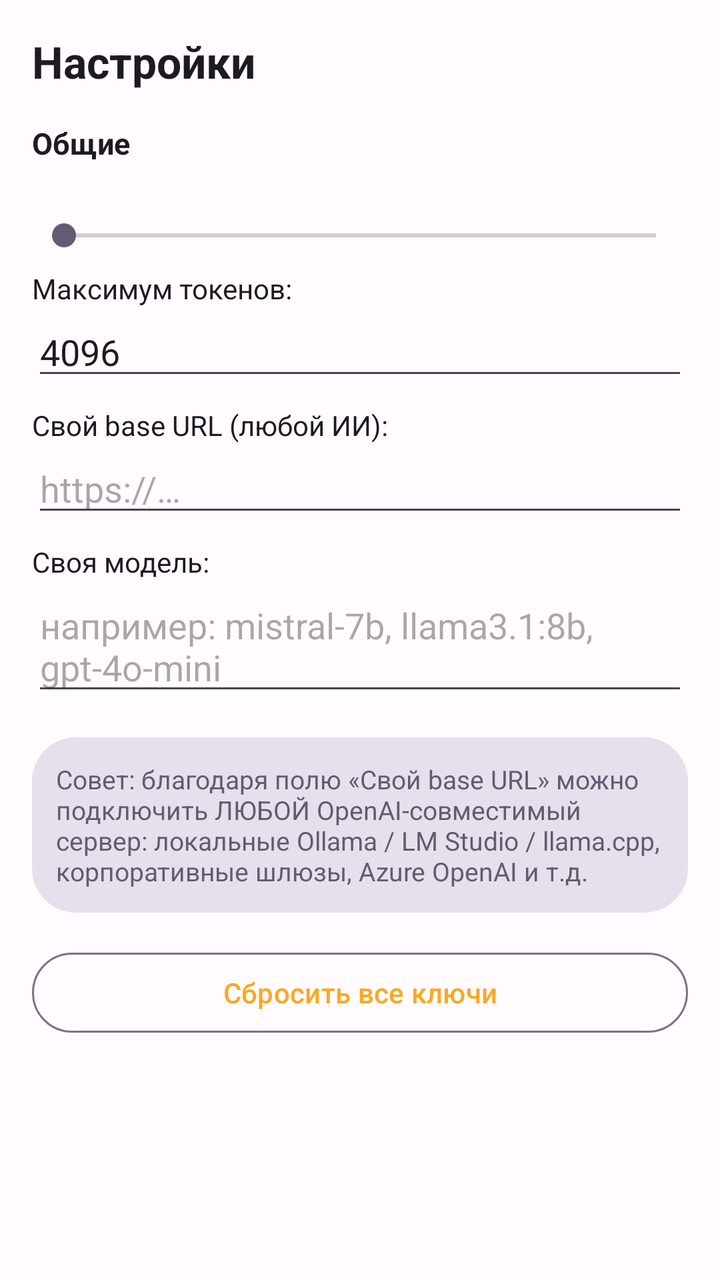
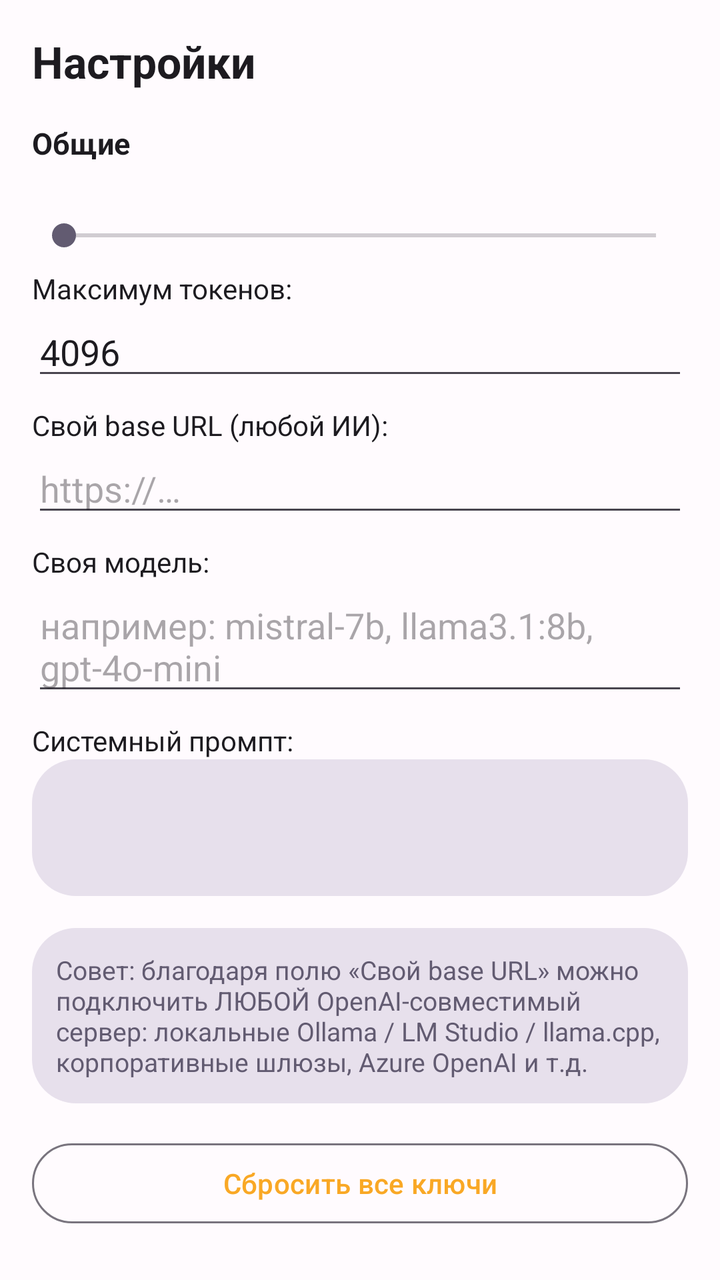

An Android layout rendered at two revisions. The XML below is the earlier revision; the diff shows what the commit changed to produce the second picture.
<!-- AndroidManifest.xml: application theme Theme.DevAIStudio -->
<!-- res/layout/fragment_settings.xml -->
<?xml version="1.0" encoding="utf-8"?>
<ScrollView xmlns:android="http://schemas.android.com/apk/res/android"
    android:layout_width="match_parent"
    android:layout_height="match_parent"
    android:fillViewport="true">

    <LinearLayout
        android:layout_width="match_parent"
        android:layout_height="wrap_content"
        android:orientation="vertical"
        android:padding="16dp">

        <TextView
            android:layout_width="match_parent"
            android:layout_height="wrap_content"
            android:text="@string/settings_title"
            android:textColor="@color/on_surface"
            android:textSize="22sp"
            android:textStyle="bold" />

        <TextView
            android:layout_width="match_parent"
            android:layout_height="wrap_content"
            android:layout_marginTop="16dp"
            android:text="@string/settings_general"
            android:textColor="@color/on_surface"
            android:textSize="15sp"
            android:textStyle="bold" />

        <TextView
            android:id="@+id/temperature_label"
            android:layout_width="match_parent"
            android:layout_height="wrap_content"
            android:layout_marginTop="8dp"
            android:textColor="@color/secondary"
            android:textSize="14sp" />

        <SeekBar
            android:id="@+id/temperature_bar"
            android:layout_width="match_parent"
            android:layout_height="wrap_content"
            android:max="20" />

        <TextView
            android:layout_width="match_parent"
            android:layout_height="wrap_content"
            android:layout_marginTop="8dp"
            android:text="@string/settings_max_tokens"
            android:textColor="@color/on_surface"
            android:textSize="14sp" />

        <EditText
            android:id="@+id/max_tokens_input"
            android:layout_width="match_parent"
            android:layout_height="wrap_content"
            android:inputType="number"
            android:text="4096"
            android:textColor="@color/on_surface" />

        <TextView
            android:layout_width="match_parent"
            android:layout_height="wrap_content"
            android:layout_marginTop="8dp"
            android:text="@string/settings_custom_base"
            android:textColor="@color/on_surface"
            android:textSize="14sp" />

        <EditText
            android:id="@+id/custom_base_input"
            android:layout_width="match_parent"
            android:layout_height="wrap_content"
            android:hint="https://…"
            android:inputType="textUri"
            android:textColor="@color/on_surface" />

        <TextView
            android:layout_width="match_parent"
            android:layout_height="wrap_content"
            android:layout_marginTop="8dp"
            android:text="@string/settings_custom_model"
            android:textColor="@color/on_surface"
            android:textSize="14sp" />

        <EditText
            android:id="@+id/custom_model_input"
            android:layout_width="match_parent"
            android:layout_height="wrap_content"
            android:hint="например: mistral-7b, llama3.1:8b, gpt-4o-mini"
            android:textColor="@color/on_surface" />

        <TextView
            android:layout_width="match_parent"
            android:layout_height="wrap_content"
            android:layout_marginTop="16dp"
            android:padding="12dp"
            android:background="@drawable/bg_input"
            android:text="@string/settings_about"
            android:textColor="@color/secondary"
            android:textSize="13sp" />

        <com.google.android.material.button.MaterialButton
            android:id="@+id/btn_clear_keys"
            style="@style/Widget.Material3.Button.OutlinedButton"
            android:layout_width="match_parent"
            android:layout_height="wrap_content"
            android:layout_marginTop="16dp"
            android:text="@string/settings_clear_all"
            android:textColor="@color/badge_paid" />

    </LinearLayout>

</ScrollView>
<!-- resources referenced by this layout -->
<resources>
  <color name="badge_paid">#F9A825</color>
  <color name="on_surface">#1D1B20</color>
  <color name="secondary">#625B71</color>
  <!-- drawable bg_input (drawable) -->
  <?xml version="1.0" encoding="utf-8"?>
  <shape xmlns:android="http://schemas.android.com/apk/res/android" android:shape="rectangle">
      <solid android:color="@color/surface_variant" />
      <corners android:radius="22dp" />
  </shape>
  <string name="settings_about">Совет: благодаря полю «Свой base URL» можно подключить ЛЮБОЙ OpenAI-совместимый сервер: локальные Ollama / LM Studio / llama.cpp, корпоративные шлюзы, Azure OpenAI и т.д.</string>
  <string name="settings_clear_all">Сбросить все ключи</string>
  <string name="settings_custom_base">Свой base URL (любой ИИ):</string>
  <string name="settings_custom_model">Своя модель:</string>
  <string name="settings_general">Общие</string>
  <string name="settings_max_tokens">Максимум токенов:</string>
  <string name="settings_title">Настройки</string>
  <style name="Theme.DevAIStudio" parent="Theme.Material3.DayNight.NoActionBar">
          <item name="colorPrimary">@color/primary</item>
          <item name="colorOnPrimary">@color/white</item>
          <item name="colorPrimaryContainer">@color/primary_light</item>
          <item name="colorSecondary">@color/secondary</item>
          <item name="colorSurface">@color/surface</item>
          <item name="android:colorBackground">@color/background</item>
          <item name="android:statusBarColor">@color/primary_dark</item>
          <item name="android:windowLightStatusBar">false</item>
      </style>
  <color name="surface_variant">#E7E0EC</color>
  <color name="primary">#6750A4</color>
  <color name="white">#FFFFFF</color>
  <color name="primary_light">#EADDFF</color>
  <color name="surface">#FDF8FF</color>
  <color name="background">#FFFBFE</color>
  <color name="primary_dark">#4F378B</color>
</resources>

<!-- the commit's change to res/layout/fragment_settings.xml (unified diff, before → after) -->
@@ -91,6 +91,26 @@
         <TextView
             android:layout_width="match_parent"
             android:layout_height="wrap_content"
+            android:layout_marginTop="8dp"
+            android:text="@string/settings_system_prompt"
+            android:textColor="@color/on_surface"
+            android:textSize="14sp" />
+
+        <EditText
+            android:id="@+id/system_prompt_input"
+            android:layout_width="match_parent"
+            android:layout_height="wrap_content"
+            android:background="@drawable/bg_input"
+            android:gravity="top|start"
+            android:inputType="textMultiLine"
+            android:minLines="3"
+            android:padding="10dp"
+            android:textColor="@color/on_surface"
+            android:textSize="13sp" />
+
+        <TextView
+            android:layout_width="match_parent"
+            android:layout_height="wrap_content"
             android:layout_marginTop="16dp"
             android:padding="12dp"
             android:background="@drawable/bg_input"
<!-- resource entries referenced after the edit -->
@@ -15,6 +15,7 @@
   <string name="settings_custom_model">Своя модель:</string>
   <string name="settings_general">Общие</string>
   <string name="settings_max_tokens">Максимум токенов:</string>
+  <string name="settings_system_prompt">Системный промпт:</string>
   <string name="settings_title">Настройки</string>
   <style name="Theme.DevAIStudio" parent="Theme.Material3.DayNight.NoActionBar">
           <item name="colorPrimary">@color/primary</item>
